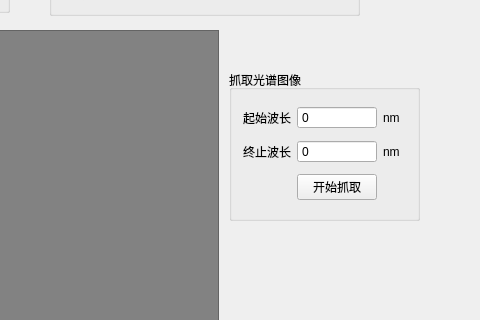
The window that usb2_camera_034/mainwindow.ui (betterorbest/usb_camera_with_Cypress) describes before a commit, drawn with Qt 5; both pictures show x 441 to 921 and y 210 to 530 of the 921 by 890 pixel window.
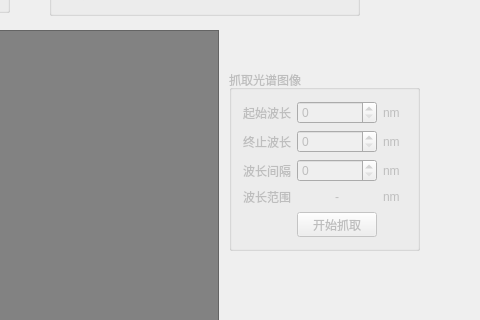
The same window after the commit. Icons and pictures are not drawn.

```diff
--- a/usb2_camera_034/mainwindow.ui
+++ b/usb2_camera_034/mainwindow.ui
@@ -677,47 +677,22 @@
      </item>
     </layout>
    </widget>
-   <widget class="QGroupBox" name="groupBox">
+   <widget class="QGroupBox" name="m_captureSpectrumBox">
+    <property name="enabled">
+     <bool>false</bool>
+    </property>
     <property name="geometry">
      <rect>
       <x>670</x>
       <y>280</y>
       <width>191</width>
-      <height>151</height>
+      <height>181</height>
      </rect>
     </property>
     <property name="title">
      <string>抓取光谱图像</string>
     </property>
     <layout class="QGridLayout" name="gridLayout_3">
-     <item row="0" column="2">
-      <widget class="QLabel" name="label_9">
-       <property name="text">
-        <string>nm</string>
-       </property>
-      </widget>
-     </item>
-     <item row="1" column="2">
-      <widget class="QLabel" name="label_10">
-       <property name="text">
-        <string>nm</string>
-       </property>
-      </widget>
-     </item>
-     <item row="1" column="1">
-      <widget class="QSpinBox" name="m_capMaxWavelen">
-       <property name="buttonSymbols">
-        <enum>QAbstractSpinBox::NoButtons</enum>
-       </property>
-      </widget>
-     </item>
-     <item row="0" column="1">
-      <widget class="QSpinBox" name="m_capMinWavelen">
-       <property name="buttonSymbols">
-        <enum>QAbstractSpinBox::NoButtons</enum>
-       </property>
-      </widget>
-     </item>
      <item row="1" column="0">
       <widget class="QLabel" name="label_8">
        <property name="text">
@@ -725,6 +700,13 @@
        </property>
       </widget>
      </item>
+     <item row="0" column="1">
+      <widget class="QSpinBox" name="m_capMinWavelen">
+       <property name="buttonSymbols">
+        <enum>QAbstractSpinBox::UpDownArrows</enum>
+       </property>
+      </widget>
+     </item>
      <item row="0" column="0">
       <widget class="QLabel" name="label_7">
        <property name="text">
@@ -732,13 +714,88 @@
        </property>
       </widget>
      </item>
+     <item row="1" column="1">
+      <widget class="QSpinBox" name="m_capMaxWavelen">
+       <property name="buttonSymbols">
+        <enum>QAbstractSpinBox::UpDownArrows</enum>
+       </property>
+      </widget>
+     </item>
+     <item row="1" column="2">
+      <widget class="QLabel" name="label_10">
+       <property name="text">
+        <string>nm</string>
+       </property>
+      </widget>
+     </item>
+     <item row="0" column="2">
+      <widget class="QLabel" name="label_9">
+       <property name="text">
+        <string>nm</string>
+       </property>
+      </widget>
+     </item>
      <item row="2" column="1">
+      <widget class="QSpinBox" name="m_stepOfWavelen">
+       <property name="buttonSymbols">
+        <enum>QAbstractSpinBox::UpDownArrows</enum>
+       </property>
+       <property name="minimum">
+        <number>0</number>
+       </property>
+       <property name="maximum">
+        <number>99</number>
+       </property>
+       <property name="value">
+        <number>0</number>
+       </property>
+      </widget>
+     </item>
+     <item row="2" column="0">
+      <widget class="QLabel" name="label_11">
+       <property name="text">
+        <string>波长间隔</string>
+       </property>
+      </widget>
+     </item>
+     <item row="2" column="2">
+      <widget class="QLabel" name="label_12">
+       <property name="text">
+        <string>nm</string>
+       </property>
+      </widget>
+     </item>
+     <item row="4" column="1">
       <widget class="QPushButton" name="m_captureSpectrum">
        <property name="text">
         <string>开始抓取</string>
        </property>
       </widget>
      </item>
+     <item row="3" column="0">
+      <widget class="QLabel" name="label_13">
+       <property name="text">
+        <string>波长范围</string>
+       </property>
+      </widget>
+     </item>
+     <item row="3" column="2">
+      <widget class="QLabel" name="label_14">
+       <property name="text">
+        <string>nm</string>
+       </property>
+      </widget>
+     </item>
+     <item row="3" column="1">
+      <widget class="QLabel" name="m_rangeOfWavelen">
+       <property name="text">
+        <string>-</string>
+       </property>
+       <property name="alignment">
+        <set>Qt::AlignCenter</set>
+       </property>
+      </widget>
+     </item>
     </layout>
    </widget>
   </widget>
```
Left out of the diff: 9 changed lines with no effect on the pictures.
